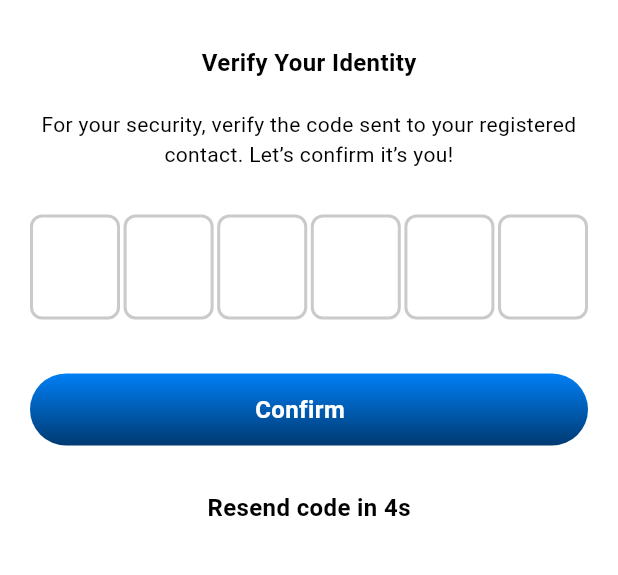
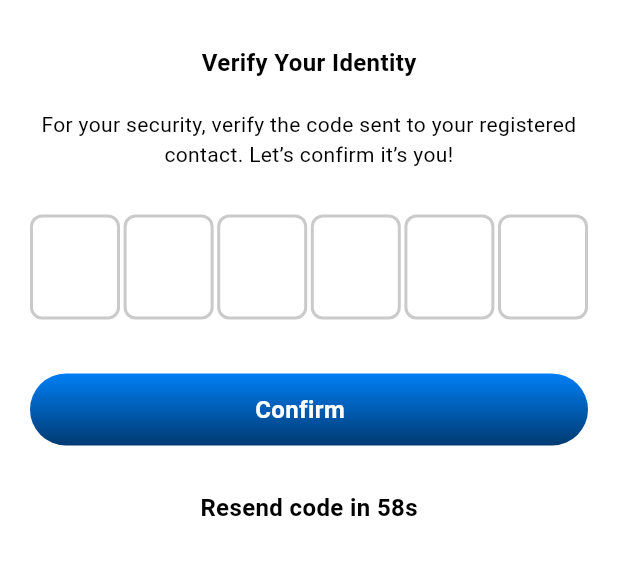
Before and after one commit to Alnur17/pickleball, a Flutter app: the OtpVerificationView screen opened directly with empty values, on a phone screen of 412 x 824 dp, the part 84-659 px from its top. Run offline on Flutter 3.47's test engine with Material 3 defaults, Android fonts, the phone set to English and light mode, and no system bars; drawn by our look-alikes of pin_code_fields; our stand-ins replace get, get_storage, google_fonts, google_nav_bar, image_picker; accounts and stored records are empty; network calls fail.

Commit message:
some modification has been done

```diff
--- a/lib/app/modules/forgot_password/controllers/forgot_password_controller.dart
+++ b/lib/app/modules/forgot_password/controllers/forgot_password_controller.dart
@@ -17,7 +17,7 @@ import '../views/otp_verification_view.dart';
 class ForgotPasswordController extends GetxController {
   var isLoading = false.obs;
 
-  Rx<int> countdown = 5.obs;
+  Rx<int> countdown = 59.obs;
 
   @override
   void onInit() {
--- a/lib/app/modules/forgot_password/views/otp_verification_view.dart
+++ b/lib/app/modules/forgot_password/views/otp_verification_view.dart
@@ -7,6 +7,7 @@ import '../../../../common/app_text_style/styles.dart';
 import '../../../../common/widgets/custom_button.dart';
 import '../../../../common/size_box/custom_sizebox.dart';
 import '../../../../common/app_images/app_images.dart';
+import '../../../../common/widgets/custom_loader.dart';
 
 class OtpVerificationView extends GetView<ForgotPasswordController> {
   final String email;
@@ -84,7 +85,10 @@ class OtpVerificationView extends GetView<ForgotPasswordController> {
               appContext: context,
             ),
             sh20,
-            CustomButton(
+            Obx(
+              () => forgotPasswordController.isLoading.value == true
+                  ? CustomLoader(color: AppColors.white)
+                  : CustomButton(
                       text: 'Confirm',
                       onPressed: () {
                         forgotPasswordController.verifyOtp(
@@ -94,6 +98,7 @@ class OtpVerificationView extends GetView<ForgotPasswordController> {
                       },
                       gradientColors: AppColors.gradientColor,
                     ),
+            ),
             sh30,
             Obx(() {
               return forgotPasswordController.countdown.value > 0
@@ -102,9 +107,11 @@ class OtpVerificationView extends GetView<ForgotPasswordController> {
                       style: h3,
                     )
                   : GestureDetector(
-                      onTap: forgotPasswordController.countdown.value == 0 ? () {
+                      onTap: forgotPasswordController.countdown.value == 0
+                          ? () {
                               forgotPasswordController.reSendOtp(email: email);
-                      } : null,
+                            }
+                          : null,
                       child: Text(
                         'Resend code',
                         style: h3.copyWith(color: AppColors.textColorBlue),
```
Also changed, not shown: lib/app/modules/forgot_password/views/forgot_password_view.dart (+6 -1 lines), lib/app/modules/forgot_password/views/reset_password_view.dart (+6 -1 lines), lib/app/modules/signup/views/signup_view.dart (+11 -6 lines), lib/app/modules/signup/views/verify_your_email_view.dart (+9 -3 lines). Lines whose indentation alone changed are shown as unchanged.
